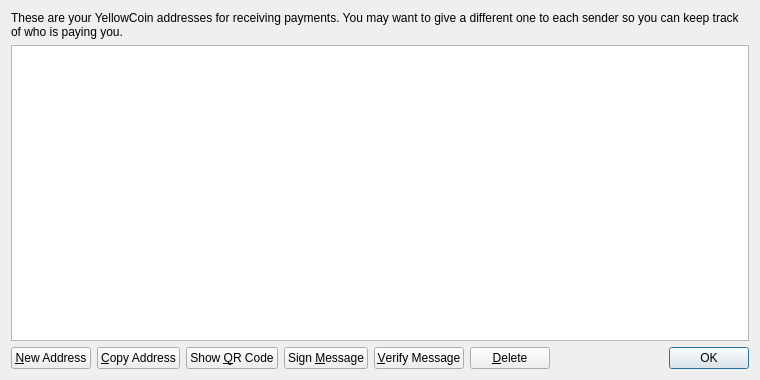
Before: the Qt Designer form src/qt/forms/addressbookpage.ui in YCteam/YellowCoin, drawn with Qt 5.
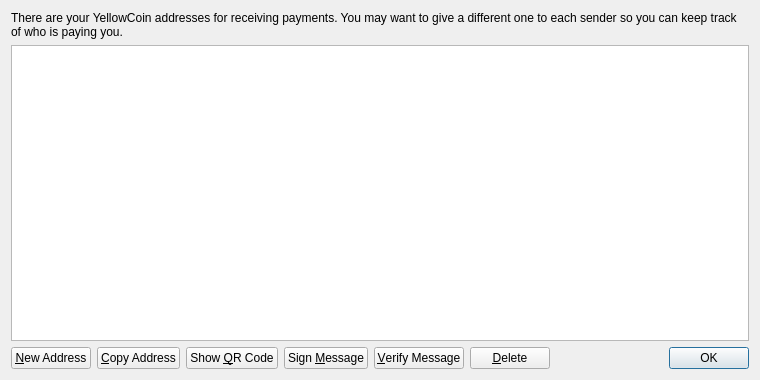
After: the same form once the commit is applied. Icons and pictures are not drawn.

Diff of the .ui file:
```diff
--- a/src/qt/forms/addressbookpage.ui
+++ b/src/qt/forms/addressbookpage.ui
@@ -17,7 +17,7 @@
    <item>
     <widget class="QLabel" name="labelExplanation">
      <property name="text">
-      <string>These are your YellowCoin addresses for receiving payments. You may want to give a different one to each sender so you can keep track of who is paying you.</string>
+      <string>There are your YellowCoin addresses for receiving payments. You may want to give a different one to each sender so you can keep track of who is paying you.</string>
      </property>
      <property name="textFormat">
       <enum>Qt::PlainText</enum>
```
